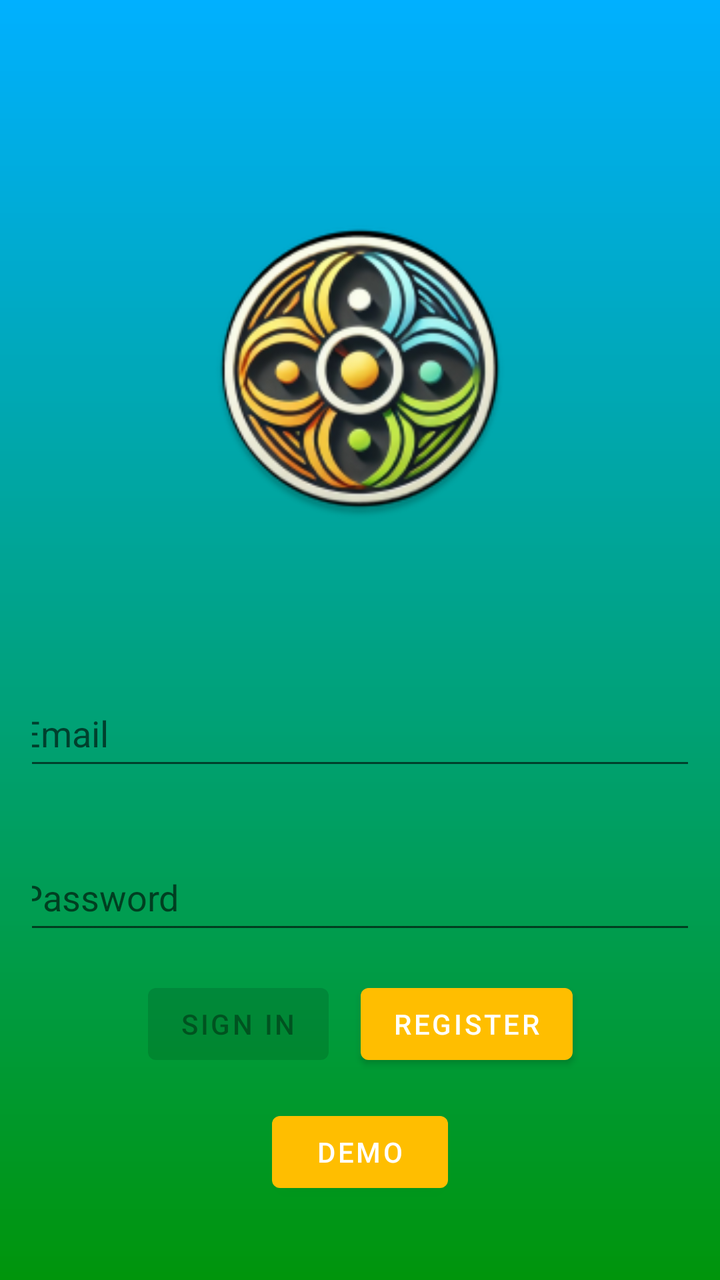
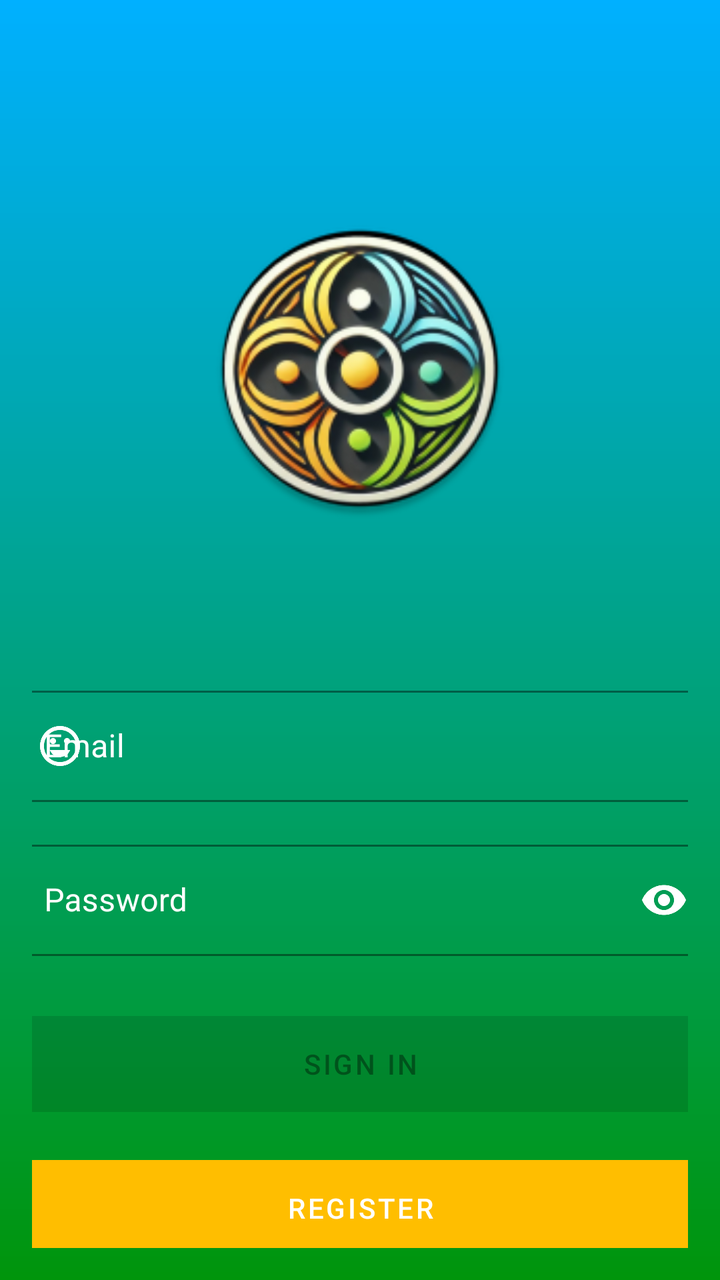

An Android layout rendered at two revisions. The XML below is the earlier revision; the diff shows what the commit changed to produce the second picture.
<!-- AndroidManifest.xml: activity theme Theme.QhagoApp.Login -->
<!-- res/layout/activity_login.xml -->
<?xml version="1.0" encoding="utf-8"?>
<androidx.constraintlayout.widget.ConstraintLayout xmlns:android="http://schemas.android.com/apk/res/android"
    xmlns:app="http://schemas.android.com/apk/res-auto"
    xmlns:tools="http://schemas.android.com/tools"
    android:id="@+id/container"
    android:background="@drawable/login_background_gradient"
    android:layout_width="match_parent"
    android:layout_height="match_parent"
    android:paddingLeft="@dimen/activity_horizontal_margin"
    android:paddingTop="@dimen/activity_vertical_margin"
    android:paddingRight="@dimen/activity_horizontal_margin"
    android:paddingBottom="@dimen/activity_vertical_margin"
    tools:context=".ui.login.LoginActivity">



    <ImageView
        android:id="@+id/imageView2"
        android:layout_width="150dp"
        android:layout_height="150dp"
        android:layout_marginTop="50dp"
        android:contentDescription="@string/thruxion_icon"
        app:layout_constraintBottom_toTopOf="@+id/username"
        app:layout_constraintEnd_toEndOf="parent"
        app:layout_constraintStart_toStartOf="parent"
        app:layout_constraintTop_toTopOf="parent"
        app:layout_constraintVertical_bias="0.35"
        app:srcCompat="@mipmap/ic_launcher" />

    <EditText
        android:id="@+id/username"
        android:layout_width="350dp"
        android:layout_height="50dp"
        android:layout_marginTop="324dp"
        android:autofillHints=""
        android:hint="@string/prompt_email"
        android:inputType="textEmailAddress"
        android:selectAllOnFocus="true"
        app:layout_constraintEnd_toEndOf="parent"
        app:layout_constraintHorizontal_bias="0.482"
        app:layout_constraintStart_toStartOf="parent"
        app:layout_constraintTop_toTopOf="parent" />

    <EditText
        android:id="@+id/password"
        android:layout_width="350dp"
        android:layout_height="50dp"
        android:layout_marginTop="32dp"
        android:autofillHints=""
        android:hint="@string/prompt_password"
        android:imeActionLabel="@string/action_sign_in_short"
        android:imeOptions="actionDone"
        android:inputType="textPassword"
        android:selectAllOnFocus="true"
        app:layout_constraintEnd_toEndOf="parent"
        app:layout_constraintHorizontal_bias="0.482"
        app:layout_constraintStart_toStartOf="parent"
        app:layout_constraintTop_toBottomOf="@+id/username" />

    <Button
        android:id="@+id/login"
        android:layout_width="wrap_content"
        android:layout_height="wrap_content"
        android:layout_marginTop="16dp"
        android:enabled="false"
        android:text="@string/action_sign_in_short"
        app:layout_constraintEnd_toStartOf="@+id/register"
        app:layout_constraintHorizontal_bias="0.5"
        app:layout_constraintHorizontal_chainStyle="packed"
        app:layout_constraintStart_toStartOf="parent"
        app:layout_constraintTop_toBottomOf="@+id/password" />

    <Button
        android:id="@+id/register"
        android:layout_width="wrap_content"
        android:layout_height="wrap_content"
        android:layout_marginStart="16dp"
        android:layout_marginTop="16dp"
        android:text="@string/action_register"
        app:layout_constraintEnd_toEndOf="parent"
        app:layout_constraintHorizontal_bias="0.5"
        app:layout_constraintStart_toEndOf="@+id/login"
        app:layout_constraintTop_toBottomOf="@+id/password" />

    <Button
        android:id="@+id/bypassButton"
        android:layout_width="wrap_content"
        android:layout_height="wrap_content"
        android:layout_marginTop="16dp"
        android:layout_marginBottom="64dp"
        android:text="@string/demo"
        app:layout_constraintBottom_toBottomOf="parent"
        app:layout_constraintEnd_toEndOf="parent"
        app:layout_constraintStart_toStartOf="parent"
        app:layout_constraintTop_toBottomOf="@+id/login"
        app:layout_constraintVertical_bias="0.0"
        app:rippleColor="#FFBE00" />


    <ProgressBar
        android:id="@+id/loading"
        android:layout_width="wrap_content"
        android:layout_height="wrap_content"
        android:layout_gravity="center"
        android:layout_marginTop="64dp"
        android:layout_marginBottom="64dp"
        android:visibility="gone"
        app:layout_constraintBottom_toBottomOf="parent"
        app:layout_constraintEnd_toEndOf="@+id/password"
        app:layout_constraintStart_toStartOf="@+id/password"
        app:layout_constraintTop_toTopOf="parent"
        app:layout_constraintVertical_bias="0.3" />

</androidx.constraintlayout.widget.ConstraintLayout>
<!-- resources referenced by this layout -->
<resources>
  <dimen name="activity_horizontal_margin">16dp</dimen>
  <dimen name="activity_vertical_margin">16dp</dimen>
  <!-- drawable login_background_gradient (drawable) -->
  <?xml version="1.0" encoding="utf-8"?>
  <shape xmlns:android="http://schemas.android.com/apk/res/android"
      android:shape="rectangle">
      <gradient
          android:angle="50"
          android:startColor="#00B0FF"
          android:endColor="#00950B"
          android:type="linear" />
  </shape>
  <!-- mipmap ic_launcher: png bitmap (mipmap-hdpi, 12777 bytes) -->
  <string name="action_register">Register</string>
  <string name="action_sign_in_short">Sign in</string>
  <string name="demo">Demo</string>
  <string name="prompt_email">Email</string>
  <string name="prompt_password">Password</string>
  <string name="thruxion_icon">Thruxion icon</string>
  <style name="Theme.QhagoApp.Login" parent="Theme.QhagoApp">
          
          <item name="actionBarStyle">@style/Theme.QhagoApp.Login.ActionBar</item>
          
          <item name="android:statusBarColor">@color/login_blue</item>
  
          
          <item name="colorPrimary">@color/purple_500</item>
      </style>
  <style name="Theme.QhagoApp" parent="Theme.MaterialComponents.DayNight.DarkActionBar">
          
          <item name="colorPrimary">@color/purple_500</item>
          <item name="colorPrimaryVariant">@color/purple_700</item>
          <item name="colorOnPrimary">@color/white</item>
          
          <item name="colorSecondary">@color/teal_200</item>
          <item name="colorSecondaryVariant">@color/teal_700</item>
          <item name="colorOnSecondary">@color/black</item>
          
          <item name="android:statusBarColor">?attr/colorPrimaryVariant</item>
          
      </style>
  <style name="Theme.QhagoApp.Login.ActionBar" parent="Widget.AppCompat.ActionBar.Solid">
          <item name="background">@color/teal_700</item>
      </style>
  <color name="login_blue">#00B0FF</color>
  <color name="purple_500">#FFBE00</color>
  <color name="purple_700">#FF9700</color>
  <color name="white">#FFFFFFFF</color>
  <color name="teal_200">#09C0DB</color>
  <color name="teal_700">#007F95</color>
  <color name="black">#FF000000</color>
</resources>

<!-- the commit's change to res/layout/activity_login.xml (unified diff, before → after) -->
@@ -20,79 +20,101 @@
         android:layout_height="150dp"
         android:layout_marginTop="50dp"
         android:contentDescription="@string/thruxion_icon"
-        app:layout_constraintBottom_toTopOf="@+id/username"
+        app:layout_constraintBottom_toTopOf="@+id/til_username"
         app:layout_constraintEnd_toEndOf="parent"
         app:layout_constraintStart_toStartOf="parent"
         app:layout_constraintTop_toTopOf="parent"
         app:layout_constraintVertical_bias="0.35"
         app:srcCompat="@mipmap/ic_launcher" />
 
-    <EditText
-        android:id="@+id/username"
+    <com.google.android.material.textfield.TextInputLayout
+        android:id="@+id/til_username"
+        style="@style/Widget.MaterialComponents.TextInputLayout.OutlinedBox"
         android:layout_width="350dp"
-        android:layout_height="50dp"
+        android:layout_height="wrap_content"
         android:layout_marginTop="324dp"
-        android:autofillHints=""
         android:hint="@string/prompt_email"
-        android:inputType="textEmailAddress"
-        android:selectAllOnFocus="true"
+        app:boxStrokeColor="@color/white"
+        app:hintTextColor="@color/white"
+        android:textColorHint="@color/white"
+        app:startIconDrawable="@drawable/ic_profile"
+        app:startIconTint="@color/white"
         app:layout_constraintEnd_toEndOf="parent"
         app:layout_constraintHorizontal_bias="0.482"
         app:layout_constraintStart_toStartOf="parent"
-        app:layout_constraintTop_toTopOf="parent" />
+        app:layout_constraintTop_toTopOf="parent">
 
-    <EditText
-        android:id="@+id/password"
+        <com.google.android.material.textfield.TextInputEditText
+            android:id="@+id/username"
+            android:layout_width="match_parent"
+            android:layout_height="wrap_content"
+            android:autofillHints="emailAddress"
+            android:inputType="textEmailAddress"
+            android:textColor="@color/white"
+            android:selectAllOnFocus="true" />
+    </com.google.android.material.textfield.TextInputLayout>
+
+    <com.google.android.material.textfield.TextInputLayout
+        android:id="@+id/til_password"
+        style="@style/Widget.MaterialComponents.TextInputLayout.OutlinedBox"
         android:layout_width="350dp"
-        android:layout_height="50dp"
-        android:layout_marginTop="32dp"
-        android:autofillHints=""
+        android:layout_height="wrap_content"
+        android:layout_marginTop="16dp"
         android:hint="@string/prompt_password"
-        android:imeActionLabel="@string/action_sign_in_short"
-        android:imeOptions="actionDone"
-        android:inputType="textPassword"
-        android:selectAllOnFocus="true"
+        app:boxStrokeColor="@color/white"
+        app:hintTextColor="@color/white"
+        android:textColorHint="@color/white"
+        app:endIconMode="password_toggle"
+        app:endIconTint="@color/white"
         app:layout_constraintEnd_toEndOf="parent"
         app:layout_constraintHorizontal_bias="0.482"
         app:layout_constraintStart_toStartOf="parent"
-        app:layout_constraintTop_toBottomOf="@+id/username" />
+        app:layout_constraintTop_toBottomOf="@+id/til_username">
+
+        <com.google.android.material.textfield.TextInputEditText
+            android:id="@+id/password"
+            android:layout_width="match_parent"
+            android:layout_height="wrap_content"
+            android:autofillHints="password"
+            android:imeActionLabel="@string/action_sign_in_short"
+            android:imeOptions="actionDone"
+            android:inputType="textPassword"
+            android:textColor="@color/white"
+            android:selectAllOnFocus="true" />
+    </com.google.android.material.textfield.TextInputLayout>
 
     <Button
         android:id="@+id/login"
-        android:layout_width="wrap_content"
-        android:layout_height="wrap_content"
-        android:layout_marginTop="16dp"
+        android:layout_width="350dp"
+        android:layout_height="60dp"
+        android:layout_marginTop="24dp"
         android:enabled="false"
         android:text="@string/action_sign_in_short"
-        app:layout_constraintEnd_toStartOf="@+id/register"
-        app:layout_constraintHorizontal_bias="0.5"
-        app:layout_constraintHorizontal_chainStyle="packed"
+        app:layout_constraintEnd_toEndOf="parent"
         app:layout_constraintStart_toStartOf="parent"
-        app:layout_constraintTop_toBottomOf="@+id/password" />
+        app:layout_constraintTop_toBottomOf="@+id/til_password" />
 
     <Button
         android:id="@+id/register"
-        android:layout_width="wrap_content"
-        android:layout_height="wrap_content"
-        android:layout_marginStart="16dp"
-        android:layout_marginTop="16dp"
+        android:layout_width="350dp"
+        android:layout_height="60dp"
+        android:layout_marginTop="12dp"
         android:text="@string/action_register"
         app:layout_constraintEnd_toEndOf="parent"
-        app:layout_constraintHorizontal_bias="0.5"
-        app:layout_constraintStart_toEndOf="@+id/login"
-        app:layout_constraintTop_toBottomOf="@+id/password" />
+        app:layout_constraintStart_toStartOf="parent"
+        app:layout_constraintTop_toBottomOf="@+id/login" />
 
     <Button
         android:id="@+id/bypassButton"
-        android:layout_width="wrap_content"
-        android:layout_height="wrap_content"
-        android:layout_marginTop="16dp"
+        android:layout_width="350dp"
+        android:layout_height="60dp"
+        android:layout_marginTop="12dp"
         android:layout_marginBottom="64dp"
         android:text="@string/demo"
         app:layout_constraintBottom_toBottomOf="parent"
         app:layout_constraintEnd_toEndOf="parent"
         app:layout_constraintStart_toStartOf="parent"
-        app:layout_constraintTop_toBottomOf="@+id/login"
+        app:layout_constraintTop_toBottomOf="@+id/register"
         app:layout_constraintVertical_bias="0.0"
         app:rippleColor="#FFBE00" />
 
@@ -106,8 +128,8 @@
         android:layout_marginBottom="64dp"
         android:visibility="gone"
         app:layout_constraintBottom_toBottomOf="parent"
-        app:layout_constraintEnd_toEndOf="@+id/password"
-        app:layout_constraintStart_toStartOf="@+id/password"
+        app:layout_constraintEnd_toEndOf="@+id/til_password"
+        app:layout_constraintStart_toStartOf="@+id/til_password"
         app:layout_constraintTop_toTopOf="parent"
         app:layout_constraintVertical_bias="0.3" />
 
<!-- resource entries referenced after the edit -->
@@ -2,6 +2,12 @@
 <resources>
   <dimen name="activity_horizontal_margin">16dp</dimen>
   <dimen name="activity_vertical_margin">16dp</dimen>
+  <!-- drawable ic_profile (drawable) -->
+  <vector xmlns:android="http://schemas.android.com/apk/res/android" android:height="24dp" android:tint="#000000" android:viewportHeight="960" android:viewportWidth="960" android:width="24dp">
+        
+      <path android:fillColor="@android:color/white" android:pathData="M620,440Q645,440 662.5,422.5Q680,405 680,380Q680,355 662.5,337.5Q645,320 620,320Q595,320 577.5,337.5Q560,355 560,380Q560,405 577.5,422.5Q595,440 620,440ZM340,440Q365,440 382.5,422.5Q400,405 400,380Q400,355 382.5,337.5Q365,320 340,320Q315,320 297.5,337.5Q280,355 280,380Q280,405 297.5,422.5Q315,440 340,440ZM603.5,661.5Q659,623 684,560L276,560Q301,623 356.5,661.5Q412,700 480,700Q548,700 603.5,661.5ZM324,848.5Q251,817 197,763Q143,709 111.5,636Q80,563 80,480Q80,397 111.5,324Q143,251 197,197Q251,143 324,111.5Q397,80 480,80Q563,80 636,111.5Q709,143 763,197Q817,251 848.5,324Q880,397 880,480Q880,563 848.5,636Q817,709 763,763Q709,817 636,848.5Q563,880 480,880Q397,880 324,848.5ZM480,480Q480,480 480,480Q480,480 480,480Q480,480 480,480Q480,480 480,480Q480,480 480,480Q480,480 480,480Q480,480 480,480Q480,480 480,480ZM707,707Q800,614 800,480Q800,346 707,253Q614,160 480,160Q346,160 253,253Q160,346 160,480Q160,614 253,707Q346,800 480,800Q614,800 707,707Z"/>
+      
+  </vector>
   <!-- drawable login_background_gradient (drawable) -->
   <?xml version="1.0" encoding="utf-8"?>
   <shape xmlns:android="http://schemas.android.com/apk/res/android"
